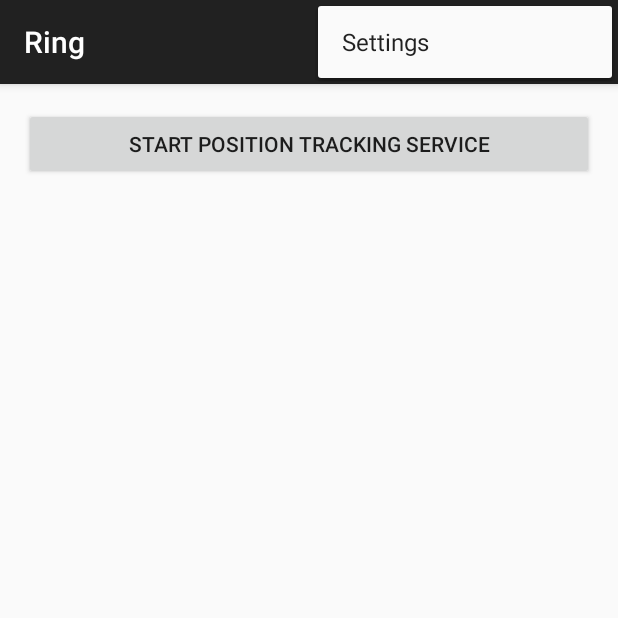
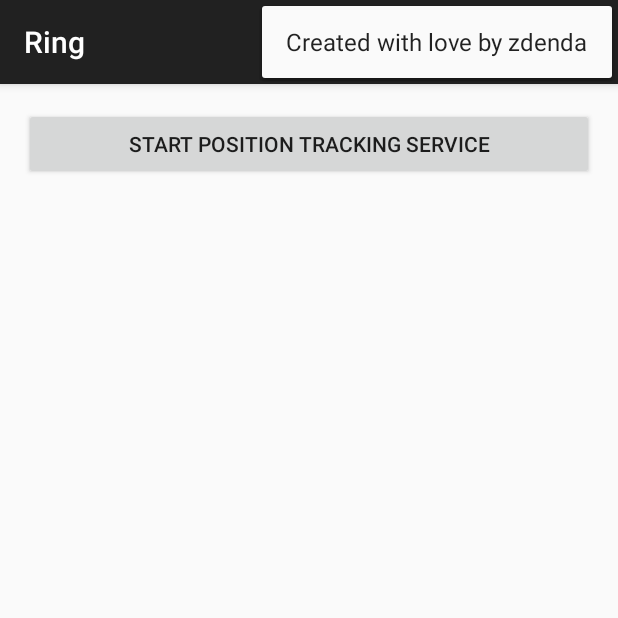
Before and after one commit to zdenda/android-ring, an Android app: the screen it shows after launch (MainActivity), with the options menu open, on a phone screen of 412 x 824 dp, the top half of it. Run offline under Robolectric (Android 15) with nearby library versions, the phone set to English and light mode, and no system bars.

Commit message:
add info about author into menu
and link to project public git repository at github

```diff
--- a/app/src/main/res/menu/menu_main.xml
+++ b/app/src/main/res/menu/menu_main.xml
@@ -1,6 +1,6 @@
 <menu xmlns:android="http://schemas.android.com/apk/res/android"
     xmlns:app="http://schemas.android.com/apk/res-auto"
     xmlns:tools="http://schemas.android.com/tools" tools:context=".MainActivity">
-    <item android:id="@+id/action_settings" android:title="@string/action_settings"
+    <item android:id="@+id/action_created" android:title="@string/action_created"
         android:orderInCategory="100" app:showAsAction="never" />
 </menu>
--- a/app/src/main/res/values/strings.xml
+++ b/app/src/main/res/values/strings.xml
@@ -3,6 +3,6 @@
 
     <string name="app_name">Ring</string>
     <string name="hello_world">Hello world!</string>
-    <string name="action_settings">Settings</string>
+    <string name="action_created">Created with love by zdenda</string>
 
 </resources>
```
Also changed, not shown: app/src/main/java/eu/zkkn/android/ring/MainActivity.java (+7 -1 lines).
